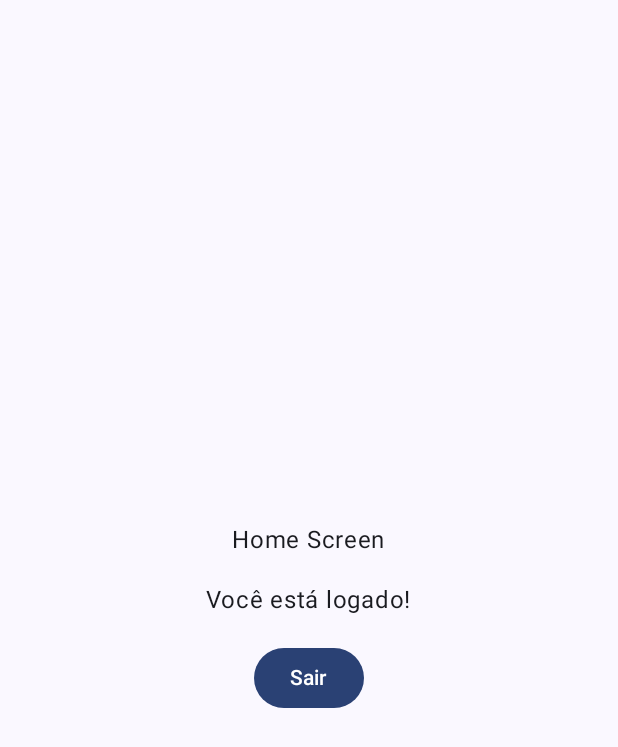
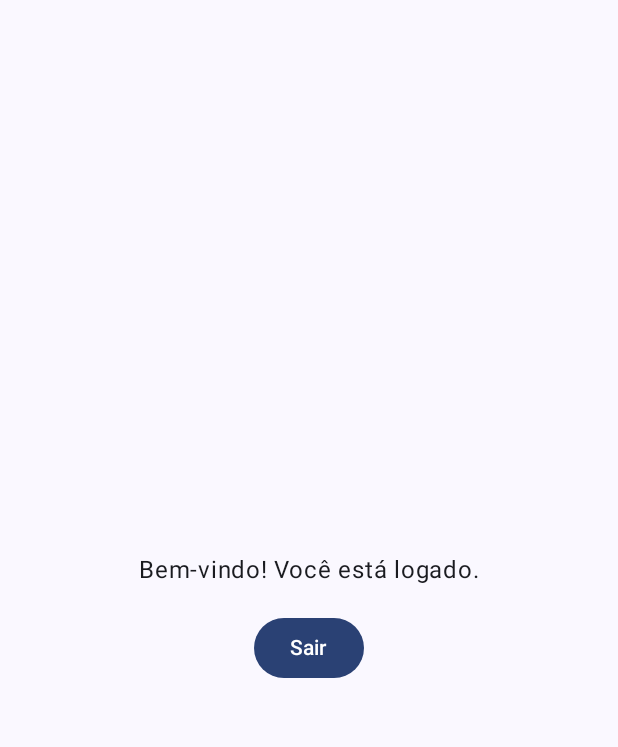
Before and after one commit to anacrispee/PasskeysSample, an Android app built with Jetpack Compose: the HomeScreen screen opened through its navigation route, on a phone screen of 412 x 824 dp. Shown: the top 747 px of the screen. Run offline under Robolectric (Android 15) with nearby library versions, the phone set to English and light mode, and no system bars.

Commit message:
feature: code adjusts

```diff
--- a/app/src/main/java/com/example/passkeyssample/ui/home/HomeScreen.kt
+++ b/app/src/main/java/com/example/passkeyssample/ui/home/HomeScreen.kt
@@ -32,9 +32,7 @@ fun HomeScreen(
         horizontalAlignment = Alignment.CenterHorizontally,
         verticalArrangement = Arrangement.Center
     ) {
-        Text("Home Screen")
-        Spacer(modifier = Modifier.height(16.dp))
-        Text("Você está logado!")
+        Text(stringResource(id = R.string.welcome))
         Spacer(modifier = Modifier.height(16.dp))
         Button(
             onClick = {
--- a/app/src/main/java/com/example/passkeyssample/ui/login/LoginViewModel.kt
+++ b/app/src/main/java/com/example/passkeyssample/ui/login/LoginViewModel.kt
@@ -1,11 +1,13 @@
 package com.example.passkeyssample.ui.login
 
 import android.content.Context
+import android.util.Log
 import androidx.credentials.CreatePasswordRequest
 import androidx.credentials.CredentialManager
 import androidx.credentials.GetCredentialRequest
 import androidx.credentials.GetPasswordOption
 import androidx.credentials.PasswordCredential
+import androidx.credentials.exceptions.CreateCredentialNoCreateOptionException
 import androidx.lifecycle.ViewModel
 import androidx.navigation.NavController
 import com.example.passkeyssample.AppConstants.HOME_SCREEN
@@ -18,6 +20,8 @@ class LoginViewModel : ViewModel() {
         navController: NavController
     ) {
         val credentialManager = CredentialManager.create(context = context)
+
+        try {
             val response = credentialManager.getCredential(
                 context = context,
                 GetCredentialRequest(
@@ -31,6 +35,9 @@ class LoginViewModel : ViewModel() {
                 // Usuário logado com credenciais salvas navega para tela
                 navController.navigate(HOME_SCREEN)
             }
+        } catch (e: Exception) {
+            Log.d("Erro:", "Erro ao buscar credenciais salvas", e)
+        }
     }
 
     // Função que salva novas credenciais
@@ -41,9 +48,17 @@ class LoginViewModel : ViewModel() {
         val credentialManager = CredentialManager.create(context)
 
         // Cria nova credencial
+        try {
             credentialManager.createCredential(
                 request = CreatePasswordRequest(userId, password),
                 context = context
             )
+        } catch (e: CreateCredentialNoCreateOptionException) {
+            // Lida com cados onde não há opções de criação de credenciais
+            throw Exception("No providers available for saving credentials. ${e.message}")
+        } catch (e: Exception) {
+            // Lida com outros erros
+            throw Exception("Error: ${e.message}")
         }
     }
+}
--- a/app/src/main/res/values/strings.xml
+++ b/app/src/main/res/values/strings.xml
@@ -3,5 +3,6 @@
     <string name="username">Nome de usuário</string>
     <string name="password">Senha</string>
     <string name="signin">Entrar</string>
+    <string name="welcome">Bem-vindo! Você está logado.</string>
     <string name="sign_out">Sair</string>
 </resources>
```
Lines whose indentation alone changed are shown as unchanged.
